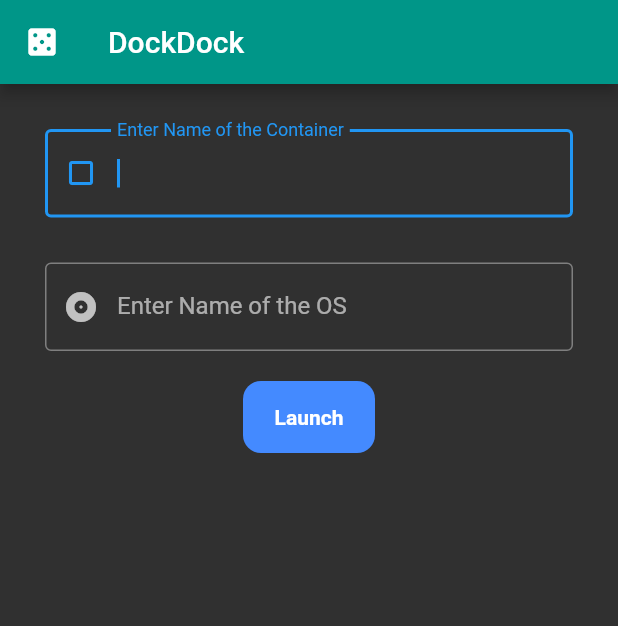
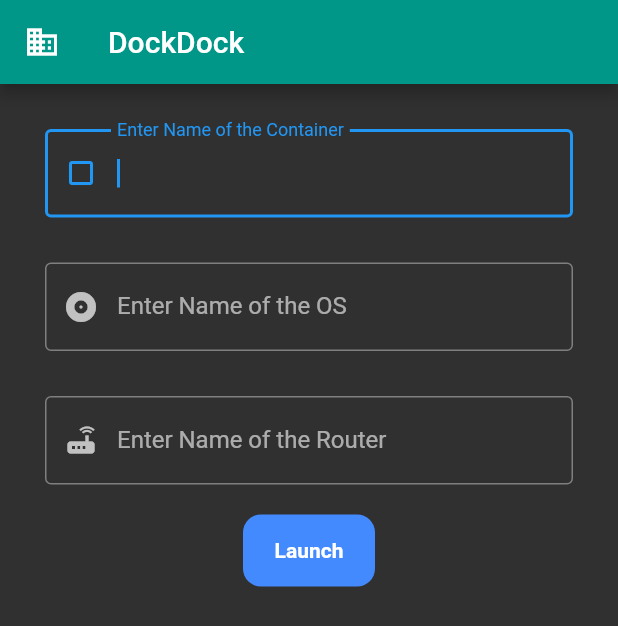
Before and after one commit to ad-felix/dockerApp, a Flutter app: the screen it shows after launch, after a tap on "Launch", on a phone screen of 412 x 824 dp. Shown: the top 626 px of the screen. Run offline on Flutter 3.47's test engine with Material 2 defaults, Android fonts, the phone set to English and light mode, and no system bars; our stand-ins replace fluttertoast.

Commit message:
Added router functionality
Custom router functionality to give router details as per required. [If provided with no values, it takes the default router as its network, so keep that in mind.]

```diff
--- a/lib/main.dart
+++ b/lib/main.dart
@@ -7,12 +7,16 @@ main() {
 }
 
 class MyApp extends StatelessWidget {
-  String name, os;
-  docker(x, y) async {
-    print(x + y);
-    var url = "http://192.168.0.108/cgi-bin/web.py?x=${x}&y=${y}";
+  String name, os, router;
+  docker({String a, String b, String c = "bridge"}) async {
+    if (c == '') {
+      c = 'bridge';
+    }
+    print(a + b + c);
+    var url = "http://192.168.0.108/cgi-bin/web.py?x=${a}&y=${b}&z=${c}";
     var response = await http.get(url);
 
+    print(response.body);
     print(response.statusCode);
 
     if (response.statusCode == 200 && response.body.split(':')[0] != 'docker') {
@@ -44,13 +48,25 @@ class MyApp extends StatelessWidget {
       home: Scaffold(
         appBar: AppBar(
           backgroundColor: Colors.teal,
-          leading: Icon(Icons.casino),
+          leading: Icon(Icons.domain),
           title: Text("DockDock"),
         ),
         body: Container(
           padding: EdgeInsets.all(15.0),
           child: Column(
             children: [
+              Container(
+                // width: double.infinity,
+                // height: 40,
+                // margin: EdgeInsets.all(5.0),
+                // padding: EdgeInsets.all(10.0),
+                decoration: BoxDecoration(
+                    // image: DecorationImage(
+                    //   image: NetworkImage(
+                    //       "https://c4.wallpaperflare.com/wallpaper/414/284/24/docker-containers-brand-wallpaper-preview.jpg"),
+                    // ),
+                    ),
+              ),
               Container(
                 // container name
                 margin: EdgeInsets.all(5.0),
@@ -85,6 +101,22 @@ class MyApp extends StatelessWidget {
                     }),
               ),
               Container(
+                // container router
+                margin: EdgeInsets.all(5.0),
+                padding: EdgeInsets.all(10.0),
+                child: TextField(
+                    autofocus: true,
+                    decoration: InputDecoration(
+                      prefixIcon: Icon(Icons.router),
+                      labelText: "Enter Name of the Router",
+                      border: OutlineInputBorder(),
+                    ),
+                    onChanged: (value) {
+                      router = value;
+                      print(value);
+                    }),
+              ),
+              Container(
                 // Launch Button
                 margin: EdgeInsets.all(5.0),
                 decoration: BoxDecoration(
@@ -93,8 +125,8 @@ class MyApp extends StatelessWidget {
                 ),
                 child: FlatButton(
                   onPressed: () {
-                    print(name);
-                    docker(name, os);
+                    print(name + os + router);
+                    docker(a: name, b: os, c: router);
                   },
                   child: Text(
                     "Launch",
```
